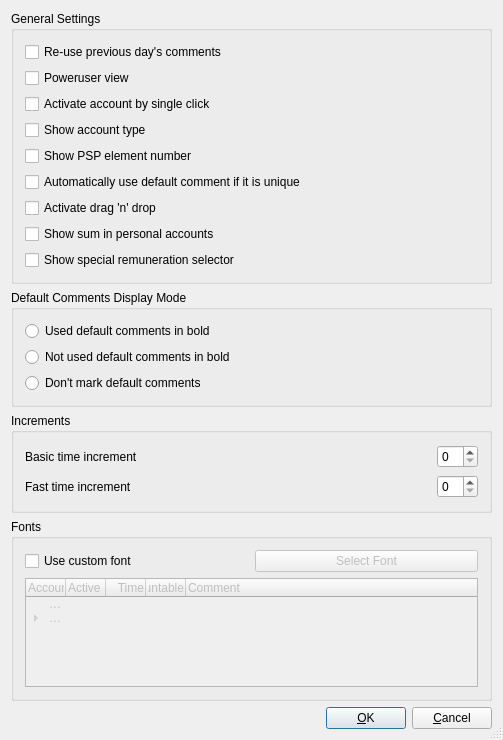
Before: the Qt Designer form src/preferencedialogbase.ui in scVENUS/sctime, drawn with Qt 5.
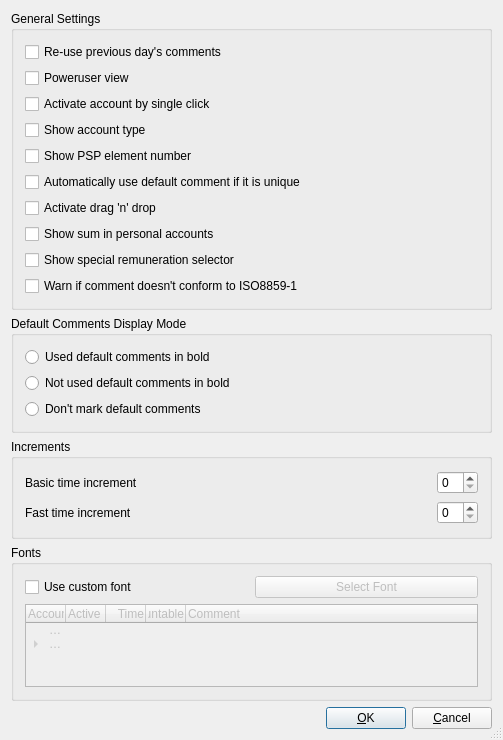
After: the same form once the commit is applied.

```diff
--- a/src/preferencedialogbase.ui
+++ b/src/preferencedialogbase.ui
@@ -86,6 +86,13 @@
         </property>
        </widget>
       </item>
+      <item>
+       <widget class="QCheckBox" name="warnISO8859">
+        <property name="text">
+         <string>Warn if comment doesn't conform to ISO8859-1</string>
+        </property>
+       </widget>
+      </item>
      </layout>
     </widget>
    </item>
```
